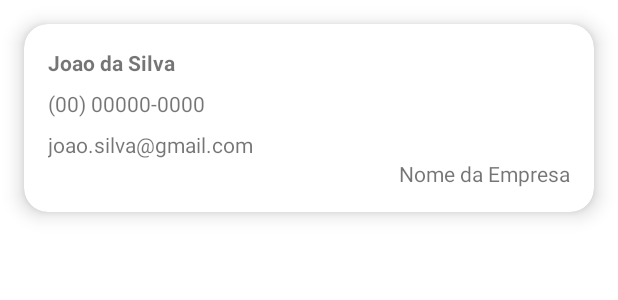
After one commit to alisonViana/business-card-bootcampInter, an Android app: the layout item_business_card.xml on its own in the app's theme, with its tools: preview values and no code run, on a phone screen of 412 x 824 dp. The commit adds this screen. Shown: the top 300 px of the screen. Run offline under Robolectric (Android 15) with nearby library versions, the phone set to English and light mode, and no system bars.

Commit message:
created main and card layouts

```diff
--- /dev/null
+++ b/app/src/main/res/layout/item_business_card.xml
@@ -0,0 +1,67 @@
+<?xml version="1.0" encoding="utf-8"?>
+<com.google.android.material.card.MaterialCardView
+    xmlns:android="http://schemas.android.com/apk/res/android"
+    xmlns:app="http://schemas.android.com/apk/res-auto"
+    xmlns:tools="http://schemas.android.com/tools"
+    android:layout_width="match_parent"
+    android:layout_height="wrap_content"
+    android:layout_margin="16dp"
+    android:checkable="true"
+    android:clickable="true"
+    android:focusable="true"
+    app:cardCornerRadius="16dp"
+    app:cardElevation="8dp"
+    app:layout_constraintDimensionRatio="16:9">
+
+    <androidx.constraintlayout.widget.ConstraintLayout
+        android:layout_width="match_parent"
+        android:layout_height="match_parent"
+        android:layout_margin="16dp">
+
+        <TextView
+            android:id="@+id/tv_name"
+            android:layout_width="wrap_content"
+            android:layout_height="wrap_content"
+            app:layout_constraintTop_toTopOf="parent"
+            app:layout_constraintStart_toStartOf="parent"
+            android:textStyle="bold"
+            tools:text="Joao da Silva"
+            />
+
+        <TextView
+            android:id="@+id/tv_phone"
+            android:layout_width="wrap_content"
+            android:layout_height="wrap_content"
+            android:layout_marginTop="8dp"
+            app:layout_constraintTop_toBottomOf="@id/tv_name"
+            app:layout_constraintStart_toStartOf="parent"
+            tools:text="(00) 00000-0000"
+            />
+
+        <TextView
+            android:id="@+id/tv_email"
+            android:layout_width="wrap_content"
+            android:layout_height="wrap_content"
+            android:layout_marginTop="8dp"
+            app:layout_constraintTop_toBottomOf="@id/tv_phone"
+            app:layout_constraintStart_toStartOf="parent"
+            tools:text="joao.silva@gmail.com"
+            />
+
+        <TextView
+            android:id="@+id/tv_company"
+            android:layout_width="wrap_content"
+            android:layout_height="wrap_content"
+            app:layout_constraintEnd_toEndOf="parent"
+            app:layout_constraintTop_toBottomOf="@id/tv_email"
+            app:layout_constraintBottom_toBottomOf="parent"
+            tools:text="Nome da Empresa"
+            />
+
+
+
+    </androidx.constraintlayout.widget.ConstraintLayout>
+
+
+
+</com.google.android.material.card.MaterialCardView>
--- a/app/src/main/res/values-night/themes.xml
+++ b/app/src/main/res/values-night/themes.xml
@@ -1,6 +1,6 @@
 <resources xmlns:tools="http://schemas.android.com/tools">
     <!-- Base application theme. -->
-    <style name="Theme.BusinessCard" parent="Theme.MaterialComponents.DayNight.DarkActionBar">
+    <style name="Theme.BusinessCard" parent="Theme.MaterialComponents.DayNight.NoActionBar">
         <!-- Primary brand color. -->
         <item name="colorPrimary">@color/purple_200</item>
         <item name="colorPrimaryVariant">@color/purple_700</item>
--- a/app/src/main/res/values/strings.xml
+++ b/app/src/main/res/values/strings.xml
@@ -1,3 +1,4 @@
 <resources>
     <string name="app_name">BusinessCard</string>
+    <string name="label_business_cards">Cartão de Visita</string>
 </resources>
--- a/app/src/main/res/values/themes.xml
+++ b/app/src/main/res/values/themes.xml
@@ -1,6 +1,6 @@
 <resources xmlns:tools="http://schemas.android.com/tools">
     <!-- Base application theme. -->
-    <style name="Theme.BusinessCard" parent="Theme.MaterialComponents.DayNight.DarkActionBar">
+    <style name="Theme.BusinessCard" parent="Theme.MaterialComponents.DayNight.NoActionBar">
         <!-- Primary brand color. -->
         <item name="colorPrimary">@color/purple_500</item>
         <item name="colorPrimaryVariant">@color/purple_700</item>
```
Also changed, not shown: app/src/main/res/layout/activity_main.xml (+28 -4 lines).
